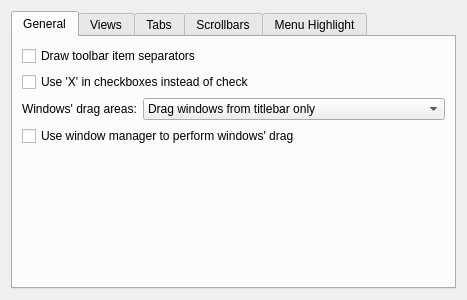
Qt form kstyles/oxygen/config/ui/oxygenappearanceconfigwidget.ui (mgottschlag/kwin-tiling) before a commit.
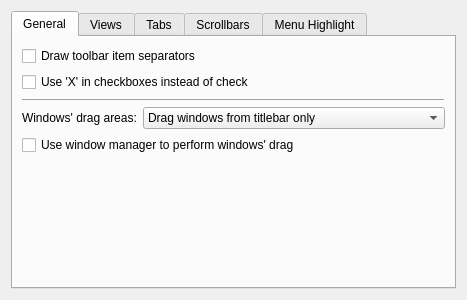
The same form after that commit. Custom widgets are drawn as their Qt base class.

Diff of the .ui file:
```diff
--- a/kstyles/oxygen/config/ui/oxygenappearanceconfigwidget.ui
+++ b/kstyles/oxygen/config/ui/oxygenappearanceconfigwidget.ui
@@ -48,7 +48,7 @@
          </property>
         </spacer>
        </item>
-       <item row="2" column="0">
+       <item row="3" column="0">
         <widget class="QLabel" name="label_5">
          <property name="sizePolicy">
           <sizepolicy hsizetype="Minimum" vsizetype="Preferred">
@@ -64,7 +64,7 @@
          </property>
         </widget>
        </item>
-       <item row="2" column="1" colspan="2">
+       <item row="3" column="1" colspan="2">
         <widget class="QComboBox" name="windowDragMode_">
          <item>
           <property name="text">
@@ -83,7 +83,7 @@
          </item>
         </widget>
        </item>
-       <item row="4" column="0">
+       <item row="6" column="0">
         <spacer name="verticalSpacer_3">
          <property name="orientation">
           <enum>Qt::Vertical</enum>
@@ -96,13 +96,23 @@
          </property>
         </spacer>
        </item>
-       <item row="3" column="0" colspan="3">
+       <item row="5" column="0" colspan="3">
         <widget class="QCheckBox" name="useWMMoveResize_">
          <property name="text">
           <string>Use window manager to perform windows' drag</string>
          </property>
         </widget>
        </item>
+       <item row="2" column="0" colspan="3">
+        <widget class="QFrame" name="frame">
+         <property name="frameShape">
+          <enum>QFrame::HLine</enum>
+         </property>
+         <property name="frameShadow">
+          <enum>QFrame::Raised</enum>
+         </property>
+        </widget>
+       </item>
       </layout>
      </widget>
      <widget class="QWidget" name="tab_2">
```
